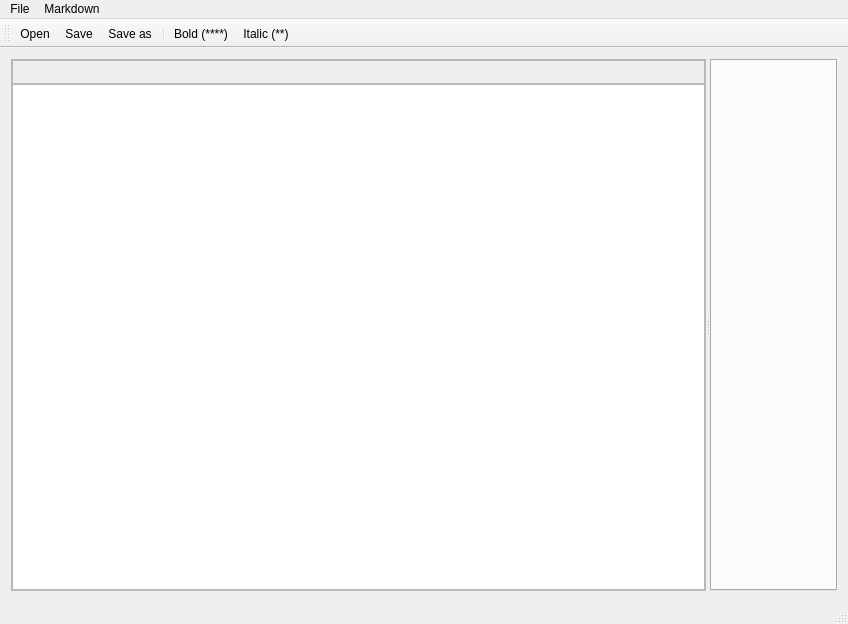
Before: the Qt Designer form ProjPad/ProjPad.ui in sergrt/ProjPad, drawn with Qt 5.
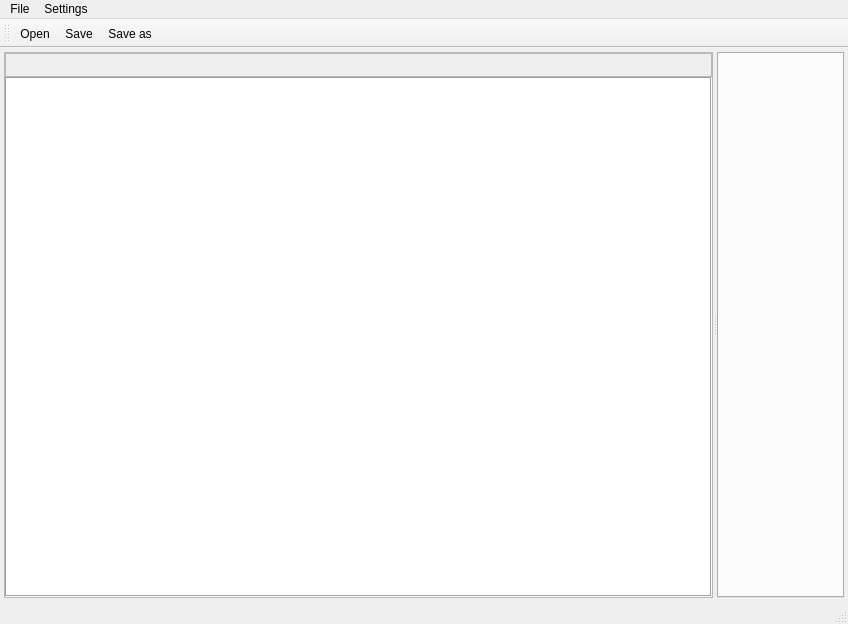
After: the same form once the commit is applied. Icons and pictures are not drawn. Custom widgets are drawn as their Qt base class.

The edit to the form file:
```diff
--- a/ProjPad/ProjPad.ui
+++ b/ProjPad/ProjPad.ui
@@ -15,6 +15,18 @@
   </property>
   <widget class="QWidget" name="centralWidget">
    <layout class="QGridLayout" name="gridLayout_2">
+    <property name="leftMargin">
+     <number>4</number>
+    </property>
+    <property name="topMargin">
+     <number>4</number>
+    </property>
+    <property name="rightMargin">
+     <number>4</number>
+    </property>
+    <property name="bottomMargin">
+     <number>4</number>
+    </property>
     <item row="0" column="0">
      <widget class="QSplitter" name="splitter">
       <property name="orientation">
@@ -145,6 +157,24 @@
         </item>
         <item row="1" column="0">
          <widget class="DeselectableTreeWidget" name="treeWidget">
+          <property name="styleSheet">
+           <string notr="true">QTreeWidget::branch:open:has-children {
+    image: url(&quot;:/ProjPad/Resources/collapse.png&quot;);
+ 
+}
+QTreeWidget::branch:closed:has-children {
+    image: url(&quot;:/ProjPad/Resources/expand.png&quot;);
+}</string>
+          </property>
+          <property name="frameShape">
+           <enum>QFrame::Box</enum>
+          </property>
+          <property name="frameShadow">
+           <enum>QFrame::Sunken</enum>
+          </property>
+          <property name="editTriggers">
+           <set>QAbstractItemView::EditKeyPressed</set>
+          </property>
           <property name="selectionMode">
            <enum>QAbstractItemView::SingleSelection</enum>
           </property>
@@ -192,9 +222,9 @@
     <addaction name="actionSave"/>
     <addaction name="actionSaveAs"/>
    </widget>
-   <widget class="QMenu" name="menuMarkdown">
+   <widget class="QMenu" name="menuSettings">
     <property name="title">
-     <string>Markdown</string>
+     <string>Settings</string>
     </property>
     <widget class="QMenu" name="menuHeader">
      <property name="title">
@@ -212,9 +242,18 @@
     <addaction name="menuHeader"/>
    </widget>
    <addaction name="menuFile"/>
-   <addaction name="menuMarkdown"/>
+   <addaction name="menuSettings"/>
   </widget>
   <widget class="QToolBar" name="mainToolBar">
+   <property name="movable">
+    <bool>true</bool>
+   </property>
+   <property name="toolButtonStyle">
+    <enum>Qt::ToolButtonIconOnly</enum>
+   </property>
+   <property name="floatable">
+    <bool>false</bool>
+   </property>
    <attribute name="toolBarArea">
     <enum>TopToolBarArea</enum>
    </attribute>
@@ -224,9 +263,6 @@
    <addaction name="actionOpen"/>
    <addaction name="actionSave"/>
    <addaction name="actionSaveAs"/>
-   <addaction name="separator"/>
-   <addaction name="actionBold"/>
-   <addaction name="actionItalic"/>
   </widget>
   <widget class="QStatusBar" name="statusBar"/>
   <action name="actionOpen">
@@ -238,46 +274,6 @@
     <string>Open</string>
    </property>
   </action>
-  <action name="actionBold">
-   <property name="text">
-    <string>Bold (**...**)</string>
-   </property>
-  </action>
-  <action name="actionItalic">
-   <property name="text">
-    <string>Italic (*...*)</string>
-   </property>
-  </action>
-  <action name="actionHeading_1">
-   <property name="text">
-    <string>Heading 1 (# ...)</string>
-   </property>
-  </action>
-  <action name="actionHeading_2">
-   <property name="text">
-    <string>Heading 2 (##...)</string>
-   </property>
-  </action>
-  <action name="actionHeading_3">
-   <property name="text">
-    <string>Heading 3 (###...)</string>
-   </property>
-  </action>
-  <action name="actionHeading_4">
-   <property name="text">
-    <string>Heading 4 (####...)</string>
-   </property>
-  </action>
-  <action name="actionHeading_5">
-   <property name="text">
-    <string>Heading 5 (#####...)</string>
-   </property>
-  </action>
-  <action name="actionHeading_6">
-   <property name="text">
-    <string>Heading 6 (######...)</string>
-   </property>
-  </action>
   <action name="actionSaveAs">
    <property name="icon">
     <iconset resource="ProjPad.qrc">
```
Left out of the diff: 20 changed lines with no effect on the pictures.
